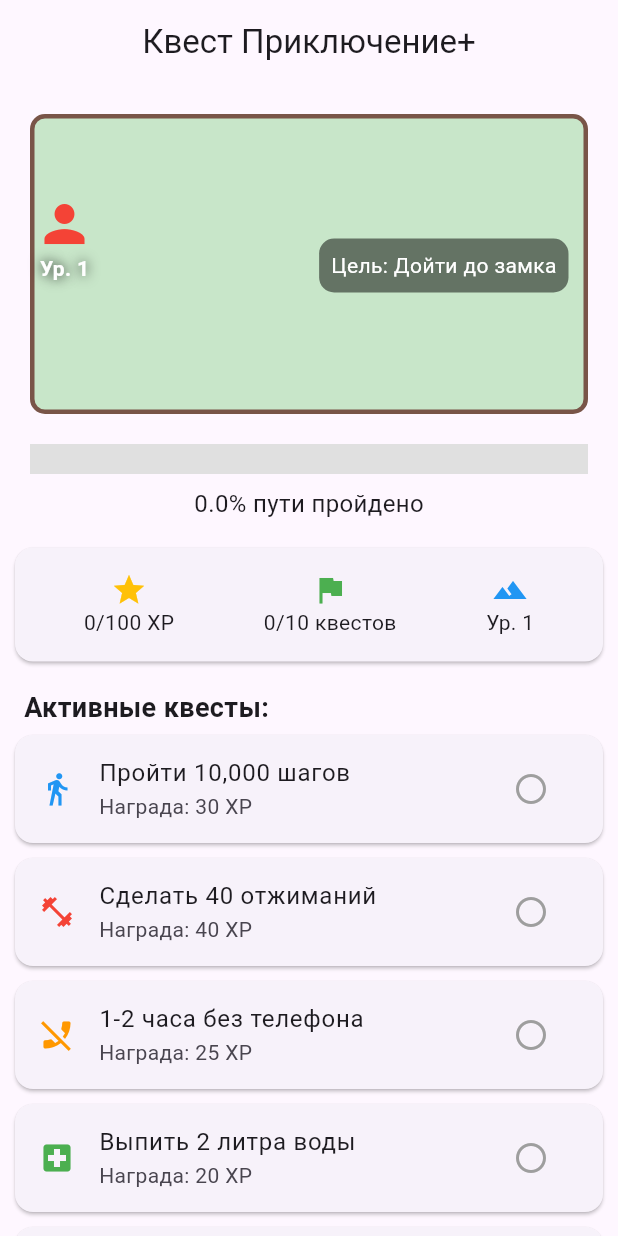
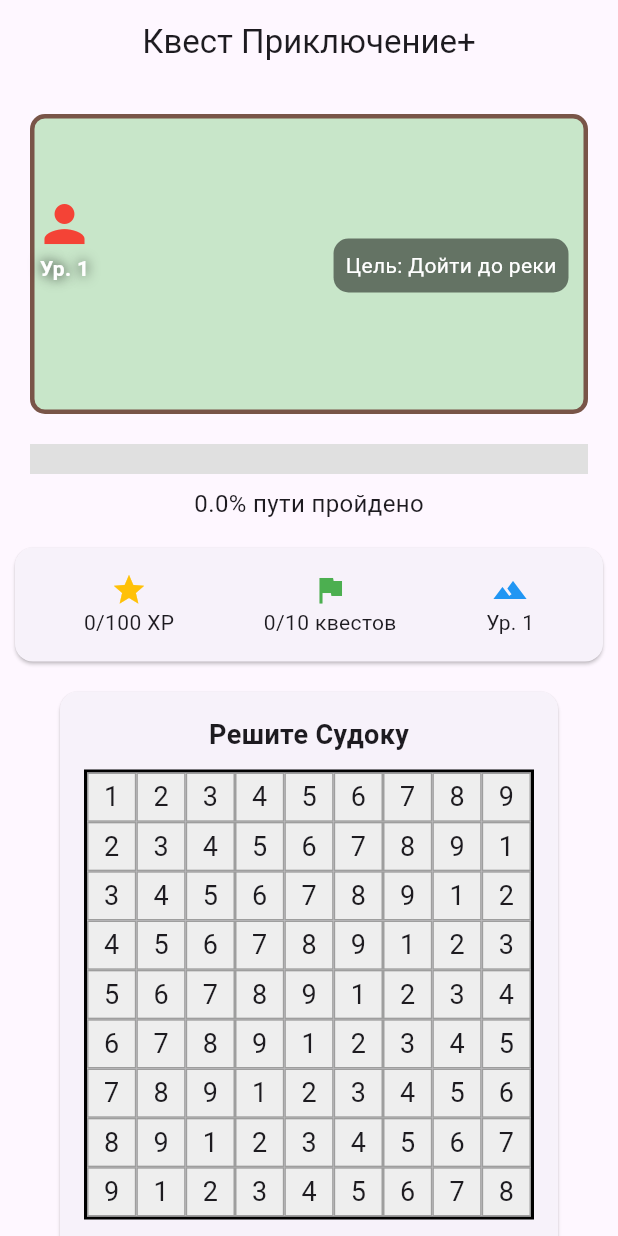
Before and after one commit to LAleinore/Ilyas, a Flutter app: the screen it shows after launch, on a phone screen of 412 x 824 dp. Run offline on Flutter 3.47's test engine with Material 3 defaults, Android fonts, the phone set to English and light mode, and no system bars; our stand-ins replace shared_preferences.

Commit message:
Обновил проект: исправления и новые функции

```diff
--- a/lib/main.dart
+++ b/lib/main.dart
@@ -1,6 +1,8 @@
 import 'package:flutter/material.dart';
+import 'package:shared_preferences/shared_preferences.dart';
 
-void main() {
+void main() async {
+  WidgetsFlutterBinding.ensureInitialized();
   runApp(const MyApp());
 }
 
@@ -26,17 +28,18 @@ class QuestMapScreen extends StatefulWidget {
   State<QuestMapScreen> createState() => _QuestMapScreenState();
 }
 
-class _QuestMapScreenState extends State<QuestMapScreen> {
+class _QuestMapScreenState extends State<QuestMapScreen>
+    with AutomaticKeepAliveClientMixin {
+  @override
+  bool get wantKeepAlive => true;
+
   int _level = 1;
   int _xp = 0;
   int _totalQuestsCompleted = 0;
-  double _progress = 0.0;
   final int _xpToNextLevel = 100;
-  final double _mapWidth = 300.0;
-  double _characterPosition = 0.0;
   String _currentGoal = "Дойти до замка";
-  bool _showSudoku = false;
-  // Убрали неиспользуемое поле _sudokuCompleted
+  bool _isLoading = true;
+  bool _isSudokuCompleted = false;
 
   final List<String> _goals = [
     "Дойти до реки",
@@ -50,77 +53,55 @@ class _QuestMapScreenState extends State<QuestMapScreen> {
   ];
 
   final List<Map<String, dynamic>> _quests = [
-    {
-      'id': 1,
-      'title': 'Пройти 10,000 шагов',
-      'xp': 30,
-      'completed': false,
-      'type': 'steps',
-    },
-    {
-      'id': 2,
-      'title': 'Сделать 40 отжиманий',
-      'xp': 40,
-      'completed': false,
-      'type': 'exercise',
-    },
-    {
-      'id': 3,
-      'title': '1-2 часа без телефона',
-      'xp': 25,
-      'completed': false,
-      'type': 'mindfulness',
-    },
-    {
-      'id': 4,
-      'title': 'Выпить 2 литра воды',
-      'xp': 20,
-      'completed': false,
-      'type': 'health',
-    },
-    {
-      'id': 5,
-      'title': 'Прочитать 30 страниц',
-      'xp': 35,
-      'completed': false,
-      'type': 'study',
-    },
-    {
-      'id': 6,
-      'title': 'Сделать 50 приседаний',
-      'xp': 45,
-      'completed': false,
-      'type': 'exercise',
-    },
-    {
-      'id': 7,
-      'title': 'Лечь спать до 23:00',
-      'xp': 30,
-      'completed': false,
-      'type': 'health',
-    },
-    {
-      'id': 8,
-      'title': 'Выучить 10 новых слов',
-      'xp': 25,
-      'completed': false,
-      'type': 'study',
-    },
-    {
-      'id': 9,
-      'title': 'Сделать 5 минут планки',
-      'xp': 35,
-      'completed': false,
-      'type': 'exercise',
-    },
-    {
-      'id': 10,
-      'title': 'Решить Судоку',
-      'xp': 70,
-      'completed': false,
-      'type': 'puzzle',
-    },
+    {'id': 1, 'title': 'Пройти 10,000 шагов', 'xp': 30, 'completed': false, 'type': 'steps'},
+    {'id': 2, 'title': 'Сделать 40 отжиманий', 'xp': 40, 'completed': false, 'type': 'exercise'},
+    {'id': 3, 'title': '1-2 часа без телефона', 'xp': 25, 'completed': false, 'type': 'mindfulness'},
+    {'id': 4, 'title': 'Выпить 2 литра воды', 'xp': 20, 'completed': false, 'type': 'health'},
+    {'id': 5, 'title': 'Прочитать 30 страниц', 'xp': 35, 'completed': false, 'type': 'study'},
+    {'id': 6, 'title': 'Сделать 50 приседаний', 'xp': 45, 'completed': false, 'type': 'exercise'},
+    {'id': 7, 'title': 'Лечь спать до 23:00', 'xp': 30, 'completed': false, 'type': 'health'},
+    {'id': 8, 'title': 'Выучить 10 новых слов', 'xp': 25, 'completed': false, 'type': 'study'},
+    {'id': 9, 'title': 'Сделать 5 минут планки', 'xp': 35, 'completed': false, 'type': 'exercise'},
+    {'id': 10, 'title': 'Решить Судоку', 'xp': 70, 'completed': false, 'type': 'puzzle'},
   ];
+
+  List<List<int>> _sudokuGrid = List.generate(9, (_) => List.filled(9, 0));
+
+  @override
+  void initState() {
+    super.initState();
+    _loadProgress();
+    _generateSudoku();
+  }
+
+  Future<void> _saveProgress() async {
+    final prefs = await SharedPreferences.getInstance();
+    await prefs.setInt('level', _level);
+    await prefs.setInt('xp', _xp);
+    await prefs.setInt('totalQuests', _totalQuestsCompleted);
+    await prefs.setBool('sudokuCompleted', _isSudokuCompleted);
+  }
+
+  Future<void> _loadProgress() async {
+    final prefs = await SharedPreferences.getInstance();
+    setState(() {
+      _level = prefs.getInt('level') ?? 1;
+      _xp = prefs.getInt('xp') ?? 0;
+      _totalQuestsCompleted = prefs.getInt('totalQuests') ?? 0;
+      _isSudokuCompleted = prefs.getBool('sudokuCompleted') ?? false;
+      _updateGoal();
+
+      if (_isSudokuCompleted) {
+        for (var quest in _quests) {
+          if (quest['type'] == 'puzzle') {
+            quest['completed'] = true;
+            break;
+          }
+        }
+      }
+      _isLoading = false;
+    });
+  }
 
   void _completeQuest(int index) {
     if (_quests[index]['completed']) return;
@@ -130,32 +111,35 @@ class _QuestMapScreenState extends State<QuestMapScreen> {
       _xp += _quests[index]['xp'] as int;
       _totalQuestsCompleted++;
 
-      if (_quests[index]['type'] == 'puzzle') {
-        _showSudoku = true;
-        return;
+      if (_xp >= _xpToNextLevel) {
+        _level++;
+        _xp = 0;
+        _updateGoal();
       }
-
-      _updateProgress();
+      _saveProgress();
     });
   }
 
   void _completeSudoku() {
+    if (!_isSudokuCompleted) {
       setState(() {
-      _showSudoku = false;
-      _xp += 70;
+        _isSudokuCompleted = true;
+        for (var quest in _quests) {
+          if (quest['type'] == 'puzzle' && !quest['completed']) {
+            quest['completed'] = true;
+            _xp += quest['xp'] as int;
             _totalQuestsCompleted++;
-      _updateProgress();
-    });
+            break;
           }
-
-  void _updateProgress() {
-    _progress = _totalQuestsCompleted / _quests.length;
-    _characterPosition = _mapWidth * _progress;
+        }
 
         if (_xp >= _xpToNextLevel) {
           _level++;
           _xp = 0;
           _updateGoal();
+        }
+        _saveProgress();
+      });
     }
   }
 
@@ -167,21 +151,45 @@ class _QuestMapScreenState extends State<QuestMapScreen> {
     }
   }
 
+  void _generateSudoku() {
+    for (int i = 0; i < 9; i++) {
+      for (int j = 0; j < 9; j++) {
+        _sudokuGrid[i][j] = (i + j) % 9 + 1;
+      }
+    }
+  }
+
   @override
   Widget build(BuildContext context) {
+    super.build(context);
+    if (_isLoading) {
+      return const Scaffold(
+        body: Center(child: CircularProgressIndicator()),
+      );
+    }
+
+    final progress = _totalQuestsCompleted / _quests.length;
+
     return Scaffold(
       appBar: AppBar(
         title: const Text('Квест Приключение+'),
         centerTitle: true,
       ),
-      body: _showSudoku ? _buildSudokuGame() : _buildMainScreen(),
+      body: SingleChildScrollView(
+        child: Column(
+          children: [
+            _buildProgressSection(progress),
+            _buildSudokuGame(),
+            _buildQuestsList(),
+          ],
+        ),
+      ),
     );
   }
 
-  Widget _buildMainScreen() {
+  Widget _buildProgressSection(double progress) {
     return Column(
       children: [
-        // Карта с персонажем
         Container(
           height: 200,
           margin: const EdgeInsets.all(20),
@@ -193,7 +201,7 @@ class _QuestMapScreenState extends State<QuestMapScreen> {
           child: Stack(
             children: [
               Positioned(
-                left: _characterPosition,
+                left: 300 * progress,
                 top: 50,
                 child: Column(
                   children: [
@@ -215,7 +223,7 @@ class _QuestMapScreenState extends State<QuestMapScreen> {
                 child: Container(
                   padding: const EdgeInsets.all(8),
                   decoration: BoxDecoration(
-                    color: Colors.black.withOpacity(0.5),
+                    color: Colors.black.withAlpha(128),
                     borderRadius: BorderRadius.circular(10),
                   ),
                   child: Text(
@@ -227,12 +235,10 @@ class _QuestMapScreenState extends State<QuestMapScreen> {
             ],
           ),
         ),
-
-        // Прогресс и статистика
         Padding(
           padding: const EdgeInsets.symmetric(horizontal: 20),
           child: LinearProgressIndicator(
-            value: _progress,
+            value: progress,
             backgroundColor: Colors.grey[300],
             color: Colors.green,
             minHeight: 20,
@@ -241,11 +247,10 @@ class _QuestMapScreenState extends State<QuestMapScreen> {
         Padding(
           padding: const EdgeInsets.all(8.0),
           child: Text(
-            '${(_progress * 100).toStringAsFixed(1)}% пути пройдено',
+            '${(progress * 100).toStringAsFixed(1)}% пути пройдено',
             style: const TextStyle(fontSize: 16),
           ),
         ),
-
         Card(
           margin: const EdgeInsets.all(10),
           child: Padding(
@@ -253,24 +258,91 @@ class _QuestMapScreenState extends State<QuestMapScreen> {
             child: Row(
               mainAxisAlignment: MainAxisAlignment.spaceAround,
               children: [
-                Column(children: [
-                  const Icon(Icons.star, color: Colors.amber),
-                  Text('$_xp/$_xpToNextLevel XP'),
-                ]),
-                Column(children: [
-                  const Icon(Icons.flag, color: Colors.green),
-                  Text('$_totalQuestsCompleted/${_quests.length} квестов'),
-                ]),
-                Column(children: [
-                  const Icon(Icons.terrain, color: Colors.blue),
-                  Text('Ур. $_level'),
-                ]),
+                _buildStatItem(Icons.star, Colors.amber, '$_xp/$_xpToNextLevel XP'),
+                _buildStatItem(Icons.flag, Colors.green, '$_totalQuestsCompleted/${_quests.length} квестов'),
+                _buildStatItem(Icons.terrain, Colors.blue, 'Ур. $_level'),
               ],
             ),
           ),
         ),
+      ],
+    );
+  }
 
-        // Список квестов
+  Widget _buildStatItem(IconData icon, Color color, String text) {
+    return Column(
+      children: [
+        Icon(icon, color: color),
+        Text(text),
+      ],
+    );
+  }
+
+  Widget _buildSudokuGame() {
+    return Card(
+      margin: const EdgeInsets.all(10),
+      child: Padding(
+        padding: const EdgeInsets.all(16.0),
+        child: Column(
+          children: [
+            const Text(
+              'Решите Судоку',
+              style: TextStyle(fontSize: 18, fontWeight: FontWeight.bold),
+            ),
+            const SizedBox(height: 10),
+            Container(
+              width: 300,
+              height: 300,
+              decoration: BoxDecoration(
+                border: Border.all(color: Colors.black, width: 2),
+              ),
+              child: GridView.builder(
+                physics: const NeverScrollableScrollPhysics(),
+                gridDelegate: const SliverGridDelegateWithFixedCrossAxisCount(
+                  crossAxisCount: 9,
+                  childAspectRatio: 1,
+                ),
+                itemBuilder: (context, index) {
+                  int row = index ~/ 9;
+                  int col = index % 9;
+                  return Container(
+                    decoration: BoxDecoration(
+                      border: Border.all(color: Colors.grey),
+                      color: _sudokuGrid[row][col] == 0 ? Colors.white : Colors.grey[200],
+                    ),
+                    child: Center(
+                      child: _sudokuGrid[row][col] == 0
+                          ? const Text('')
+                          : Text(
+                              _sudokuGrid[row][col].toString(),
+                              style: const TextStyle(fontSize: 18),
+                            ),
+                    ),
+                  );
+                },
+                itemCount: 81,
+              ),
+            ),
+            const SizedBox(height: 10),
+            if (!_isSudokuCompleted)
+              ElevatedButton(
+                onPressed: _completeSudoku,
+                child: const Text('Завершить Судоку'),
+              )
+            else
+              const Text(
+                'Судоку решено!',
+                style: TextStyle(color: Colors.green, fontWeight: FontWeight.bold),
+              ),
+          ],
+        ),
+      ),
+    );
+  }
+
+  Widget _buildQuestsList() {
+    return Column(
+      children: [
         const Padding(
           padding: EdgeInsets.only(left: 16, top: 8),
           child: Align(
@@ -281,12 +353,7 @@ class _QuestMapScreenState extends State<QuestMapScreen> {
             ),
           ),
         ),
-        Expanded(
-          child: ListView.builder(
-            itemCount: _quests.length,
-            itemBuilder: (context, index) {
-              final quest = _quests[index];
-              return Card(
+        ..._quests.map((quest) => Card(
           margin: const EdgeInsets.symmetric(horizontal: 10, vertical: 5),
           child: ListTile(
             leading: _getQuestIcon(quest['type'] as String),
@@ -294,73 +361,35 @@ class _QuestMapScreenState extends State<QuestMapScreen> {
             subtitle: Text('Награда: ${quest['xp']} XP'),
             trailing: IconButton(
               icon: Icon(
-                      quest['completed'] ? Icons.check_circle : Icons.radio_button_unchecked,
+                quest['completed']
+                    ? Icons.check_circle
+                    : Icons.radio_button_unchecked,
                 color: quest['completed'] ? Colors.green : Colors.grey,
               ),
-                    onPressed: () => _completeQuest(index),
+              onPressed: () => _completeQuest(_quests.indexOf(quest)),
             ),
           ),
-              );
-            },
-          ),
-        ),
+        )).toList(),
       ],
-    );
-  }
-
-  Widget _buildSudokuGame() {
-    return Center(
-      child: Column(
-        mainAxisAlignment: MainAxisAlignment.center,
-        children: [
-          const Text(
-            'Решите Судоку',
-            style: TextStyle(fontSize: 24, fontWeight: FontWeight.bold),
-          ),
-          const SizedBox(height: 20),
-          Container(
-            width: 300,
-            height: 300,
-            color: Colors.grey[200],
-            child: GridView.builder(
-              gridDelegate: const SliverGridDelegateWithFixedCrossAxisCount(
-                crossAxisCount: 3,
-                childAspectRatio: 1,
-              ),
-              itemBuilder: (context, index) {
-                return Container(
-                  margin: const EdgeInsets.all(2),
-                  color: Colors.white,
-                  child: Center(
-                    child: Text(
-                      (index + 1).toString(),
-                      style: const TextStyle(fontSize: 24),
-                    ),
-                  ),
-                );
-              },
-              itemCount: 9,
-            ),
-          ),
-          const SizedBox(height: 20),
-          ElevatedButton(
-            onPressed: _completeSudoku,
-            child: const Text('Завершить Судоку'),
-          ),
-        ],
-      ),
     );
   }
 
   Icon _getQuestIcon(String type) {
     switch (type) {
-      case 'steps': return const Icon(Icons.directions_walk, color: Colors.blue);
-      case 'exercise': return const Icon(Icons.fitness_center, color: Colors.red);
-      case 'health': return const Icon(Icons.local_hospital, color: Colors.green);
-      case 'study': return const Icon(Icons.menu_book, color: Colors.purple);
-      case 'mindfulness': return const Icon(Icons.phone_disabled, color: Colors.orange);
-      case 'puzzle': return const Icon(Icons.casino, color: Colors.indigo);
-      default: return const Icon(Icons.help_outline);
+      case 'steps':
+        return const Icon(Icons.directions_walk, color: Colors.blue);
+      case 'exercise':
+        return const Icon(Icons.fitness_center, color: Colors.red);
+      case 'health':
+        return const Icon(Icons.local_hospital, color: Colors.green);
+      case 'study':
+        return const Icon(Icons.menu_book, color: Colors.purple);
+      case 'mindfulness':
+        return const Icon(Icons.phone_disabled, color: Colors.orange);
+      case 'puzzle':
+        return const Icon(Icons.casino, color: Colors.indigo);
+      default:
+        return const Icon(Icons.help_outline);
     }
   }
 }
--- a/pubspec.yaml
+++ b/pubspec.yaml
@@ -6,10 +6,13 @@ version: 1.0.0+1
 environment:
   sdk: '>=3.0.0 <4.0.0'
 
+
 dependencies:
   flutter:
     sdk: flutter
-  cupertino_icons: ^1.0.2
+
+  percent_indicator: ^4.2.3
+  shared_preferences: ^2.2.3
 
 dev_dependencies:
   flutter_test:
```
Also changed, not shown: pubspec.lock, web_entrypoint.dart (added), 1 other file. Lines whose indentation alone changed are shown as unchanged.
